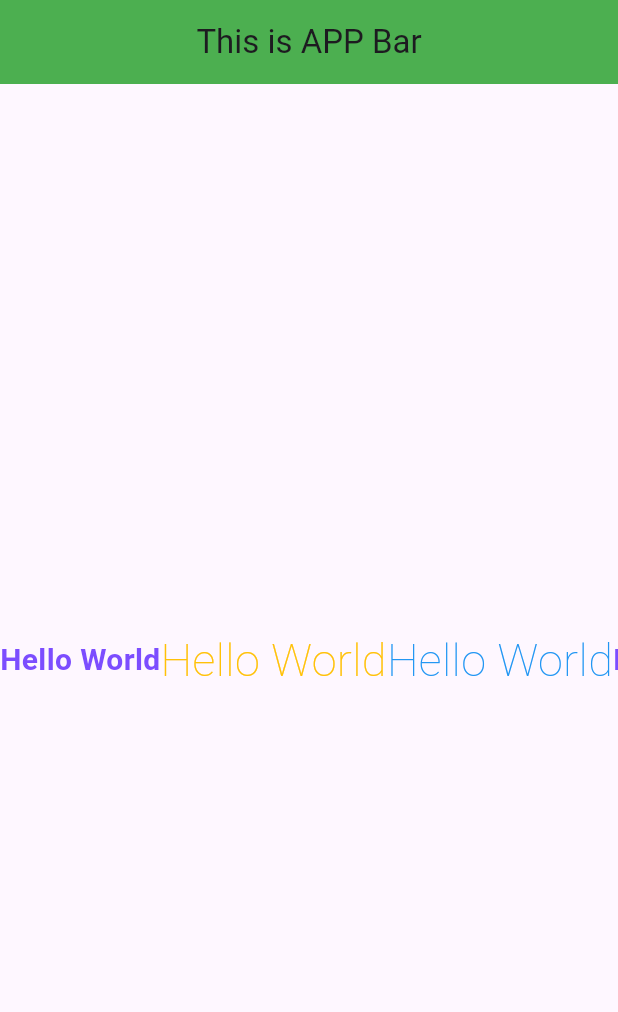
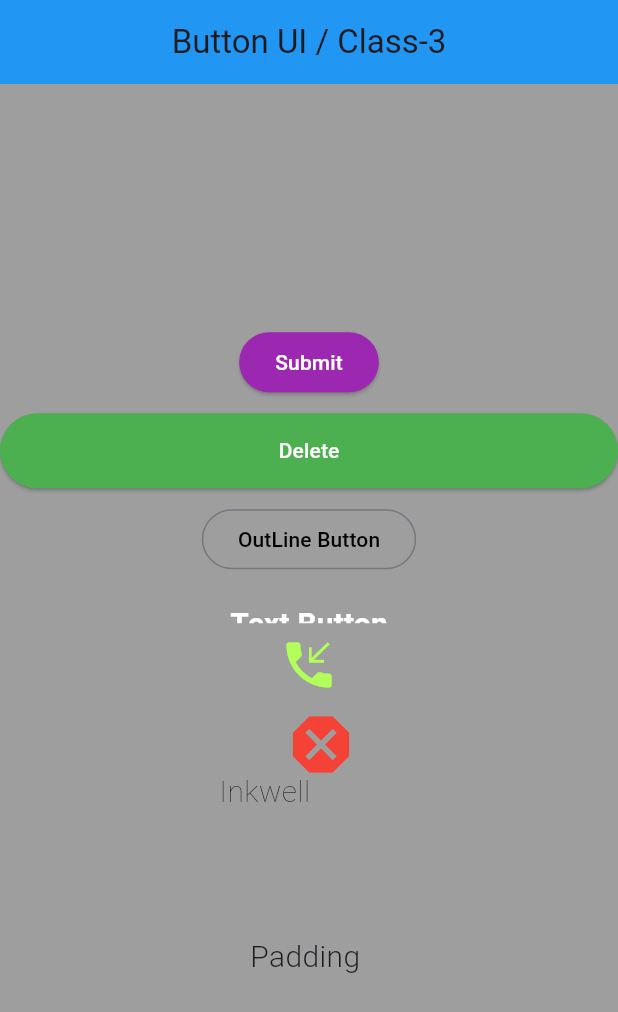
Before and after one commit to Khorsed-Alam/flutter2, a Flutter app: the screen it shows after launch, on a phone screen of 412 x 824 dp. Shown: the top 1012 px of the screen. Run offline on Flutter 3.47's test engine with Material 3 defaults, Android fonts, the phone set to English and light mode, and no system bars.

Commit message:
Elevated Button, Outline Button , Text Button , Icon , Icon Button , Inkwell, Gesture Detector, Sizebox , Padding

```diff
--- /dev/null
+++ b/lib/Button.dart
@@ -0,0 +1,171 @@
+// start 3rd video
+import 'package:flutter/material.dart';
+
+class Button extends StatelessWidget {
+  const Button({super.key});
+
+  @override
+  Widget build(BuildContext context) {
+    return Scaffold(
+     // backgroundColor: Colors.grey,
+      //backgroundColor: Colors.grey.withOpacity(1),
+      //backgroundColor: Colors.grey[200],
+      backgroundColor: Colors.grey.shade500,
+      appBar: AppBar(
+        backgroundColor: Colors.blue,
+        title: Text('Button UI / Class-3'),
+        centerTitle: true,
+      ),
+      body: Center(
+        child: Column(
+          mainAxisAlignment: MainAxisAlignment.center,
+          children: [
+             ElevatedButton(
+               style: ElevatedButton.styleFrom(
+                 backgroundColor: Colors.purple,
+                 foregroundColor: Colors.white,
+                 shape: RoundedRectangleBorder(
+                   borderRadius: BorderRadius.circular(26)
+                 )
+               ),
+
+
+                 onPressed:  (){
+               print('Cliked');
+             }, child: Text('Submit')
+             ),
+            SizedBox(
+              height: 10,
+            ),
+
+            SizedBox(
+              height: 50,
+              width:  double.infinity,
+              //width: 100,
+              child:ElevatedButton(
+                style: ElevatedButton.styleFrom(
+                  backgroundColor: Colors.green,
+                  foregroundColor: Colors.white,
+                ),
+                onPressed: (){
+                print('Deleted');
+              }, child: Text('Delete'),
+            )
+
+
+            ),
+
+            SizedBox(
+              height: 10,
+            ),
+
+            SizedBox(
+              child: OutlinedButton(
+                style: OutlinedButton.styleFrom(
+                  //backgroundColor: Colors.teal,
+                  foregroundColor: Colors.black,
+                ),
+                  onPressed: (){
+                  print("OutLine Button");
+              }, child: Text('OutLine Button')),
+            ),
+
+            SizedBox(
+              height: 10,
+            ),
+
+            SizedBox(
+              height: 30,
+              width: 200,
+              child: TextButton(
+                  style: TextButton.styleFrom(
+                    foregroundColor: Colors.redAccent,
+                  ),
+                  onPressed: (){
+                print("Text Button");
+              }, child: Text('Text Button',style: TextStyle(
+                color:  Colors.white,
+                fontWeight: FontWeight.bold,
+                fontSize: 20,
+              ),)),
+            ),
+
+            Icon(Icons.phone_callback,
+            size: 40,
+              color: Colors.lightGreenAccent,
+            ),
+
+            SizedBox(
+              height: 30,
+              width: 50,
+              child: IconButton(
+                style: IconButton.styleFrom(
+                  //backgroundColor: Colors.red,
+                  foregroundColor: Colors.white,
+                ),
+                  onPressed: (){
+                print('Dangerous');
+              }, icon:  Icon(Icons.dangerous,color: Colors.red,size: 50,)),
+            ),
+
+
+
+            SizedBox(
+              height: 10,
+              width: 70,
+              child: GestureDetector(
+                onTap: (){
+                  print(" GestureDetector Widget Button ");
+                },
+                child: Text('Gestrure Detector ', style:TextStyle(
+                  fontSize: 30,
+                ),
+                ),
+              ),
+            ),
+            SizedBox(
+              height: 10,
+            ),
+
+
+            SizedBox(
+              height: 100,
+              width: 120,
+              child: InkWell(
+                onTap: (){
+                  print("On Tap Inkwell");
+                },
+                child: Text('Inkwell',style: TextStyle(
+                  fontWeight:FontWeight.w100,
+                  fontSize: 20,
+                ),),
+              ),
+            ),
+
+
+            InkWell(
+              onTap: (){
+                print('Tap on Padding');
+              },
+              child: Padding(
+               // padding:  EdgeInsets.all(5),
+               // padding: EdgeInsets.only(left: 8,right: 8, top: 4, bottom: 4),
+                padding: EdgeInsets.symmetric(horizontal: 10, vertical: 10),
+                child: Text('Padding ',style: TextStyle(
+                  fontSize: 20,
+                  fontWeight: FontWeight.w300,
+                ),),
+              ),
+            )
+
+
+
+          ],
+        ),
+      )
+
+
+      ,
+    );
+  }
+}
--- a/lib/app.dart
+++ b/lib/app.dart
@@ -4,6 +4,7 @@
 import 'package:flutter/cupertino.dart';
 import 'package:flutter/material.dart';
 
+import 'Button.dart';
 import 'Home.dart';
 
 class MyApp extends StatelessWidget{
@@ -14,7 +15,7 @@ class MyApp extends StatelessWidget{
     return MaterialApp(
 
       title: 'Batch !! Fulltter ',
-      home:Home(),
+      home:Button(),
 
     );
   }
```
